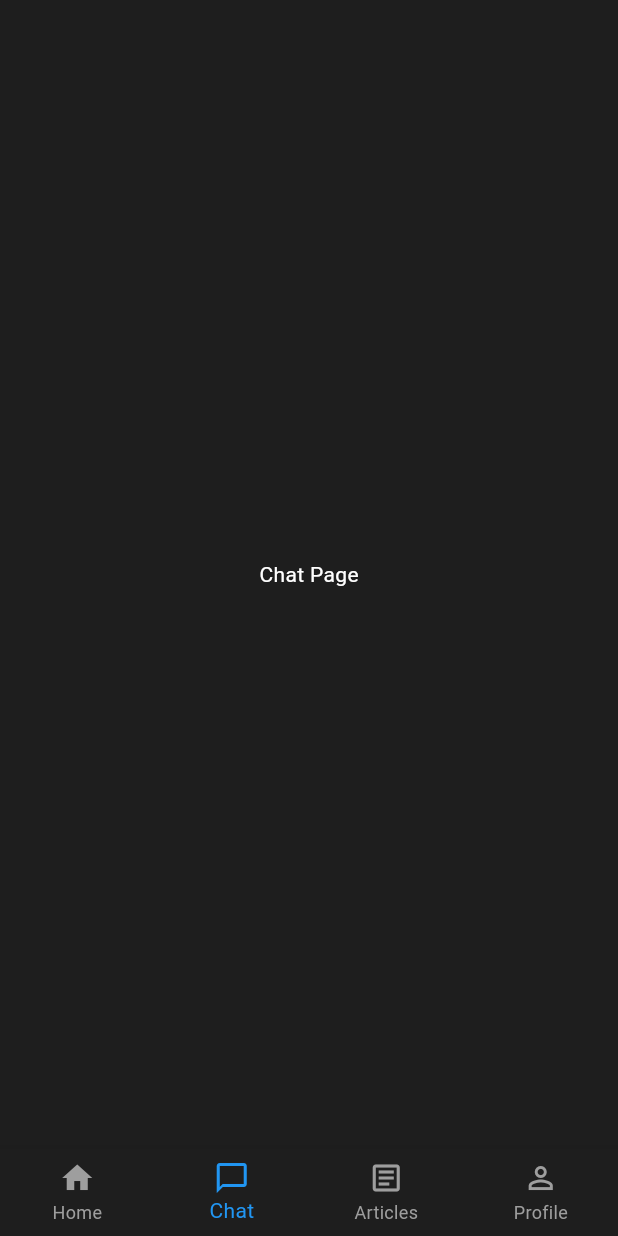
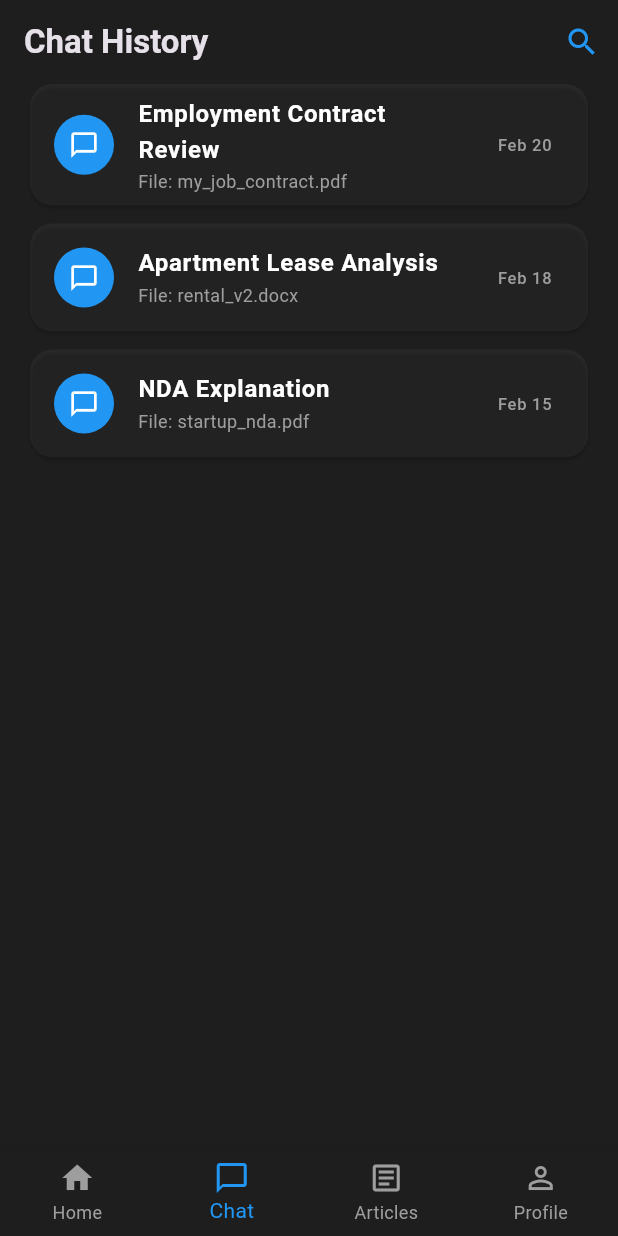
Before and after one commit to rrachxz/RoastedMoon-Legalease-App, a Flutter app: the screen it shows after launch, item 2 of the bottom bar chosen, on a phone screen of 412 x 824 dp. Run offline on Flutter 3.47's test engine with Material 3 defaults, Android fonts, the phone set to English and light mode, and no system bars; our stand-ins replace file_picker, firebase_core, image_picker, shared_preferences; accounts and stored records are empty.

Commit message:
chat history page done

```diff
--- /dev/null
+++ b/lib/screens/chat_history_page.dart
@@ -0,0 +1,106 @@
+import 'package:flutter/material.dart';
+
+class ChatHistoryPage extends StatefulWidget {
+  const ChatHistoryPage({super.key});
+
+  @override
+  State<ChatHistoryPage> createState() => _ChatHistoryPageState();
+}
+
+class _ChatHistoryPageState extends State<ChatHistoryPage> {
+  // This list is what your friend's AI logic will eventually populate
+  final List<Map<String, String>> _allChats = [
+    {"title": "Employment Contract Review", "document": "my_job_contract.pdf", "time": "Feb 20"},
+    {"title": "Apartment Lease Analysis", "document": "rental_v2.docx", "time": "Feb 18"},
+    {"title": "NDA Explanation", "document": "startup_nda.pdf", "time": "Feb 15"},
+  ];
+
+  @override
+  Widget build(BuildContext context) {
+    return Scaffold(
+      backgroundColor: const Color(0xFF1E1E1E),
+      appBar: AppBar(
+        backgroundColor: Colors.transparent,
+        elevation: 0,
+        title: const Text("Chat History", style: TextStyle(fontWeight: FontWeight.bold)),
+        actions: [
+          IconButton(
+            icon: const Icon(Icons.search, color: Colors.blue),
+            onPressed: () {
+              // This connects to the search logic
+              showSearch(context: context, delegate: ChatSearchDelegate(_allChats));
+            },
+          ),
+        ],
+      ),
+      body: Padding(
+        padding: const EdgeInsets.symmetric(horizontal: 20.0), // Your requested margin
+        child: ListView.builder(
+          itemCount: _allChats.length,
+          itemBuilder: (context, index) {
+            final chat = _allChats[index];
+            return Card(
+              color: Colors.white.withOpacity(0.05),
+              margin: const EdgeInsets.only(bottom: 12),
+              shape: RoundedRectangleBorder(borderRadius: BorderRadius.circular(15)),
+              child: ListTile(
+                leading: const CircleAvatar(
+                  backgroundColor: Color(0xFF2196F3),
+                  child: Icon(Icons.chat_bubble_outline, color: Colors.white, size: 20),
+                ),
+                title: Text(
+                  chat['title']!, // The AI summary title
+                  style: const TextStyle(color: Colors.white, fontWeight: FontWeight.bold),
+                ),
+                subtitle: Text(
+                  "File: ${chat['document']}", // The uploaded filename
+                  style: const TextStyle(color: Colors.grey, fontSize: 12),
+                ),
+                trailing: Text(chat['time']!, style: const TextStyle(color: Colors.grey, fontSize: 11)),
+                onTap: () {
+                  // Connects to your friend's ChatBox screen
+                },
+              ),
+            );
+          },
+        ),
+      ),
+    );
+  }
+}
+
+// Search Logic to find previous chats
+class ChatSearchDelegate extends SearchDelegate {
+  final List<Map<String, String>> chats;
+  ChatSearchDelegate(this.chats);
+
+  @override
+  List<Widget>? buildActions(BuildContext context) => [
+    IconButton(icon: const Icon(Icons.clear), onPressed: () => query = '')
+  ];
+
+  @override
+  Widget? buildLeading(BuildContext context) => IconButton(
+    icon: const Icon(Icons.arrow_back),
+    onPressed: () => close(context, null)
+  );
+
+  @override
+  Widget buildResults(BuildContext context) => Container(); // Implement if needed
+
+  @override
+  Widget buildSuggestions(BuildContext context) {
+    final results = chats.where((c) => c['title']!.toLowerCase().contains(query.toLowerCase())).toList();
+    return Container(
+      color: const Color(0xFF1E1E1E),
+      child: ListView.builder(
+        itemCount: results.length,
+        itemBuilder: (context, i) => ListTile(
+          title: Text(results[i]['title']!, style: const TextStyle(color: Colors.white)),
+          subtitle: Text(results[i]['document']!, style: const TextStyle(color: Colors.grey)),
+          onTap: () => close(context, null),
+        ),
+      ),
+    );
+  }
+}
--- a/lib/screens/home_page.dart
+++ b/lib/screens/home_page.dart
@@ -4,6 +4,7 @@ import 'package:image_picker/image_picker.dart';
 import 'package:url_launcher/url_launcher.dart';
 import 'package:shared_preferences/shared_preferences.dart';
 import 'package:roastedmoon_legalease/data/legal_terms.dart';
+import 'package:roastedmoon_legalease/screens/chat_history_page.dart';
 
 class MainNavigation extends StatefulWidget {
   const MainNavigation({super.key});
@@ -18,7 +19,7 @@ class _MainNavigationState extends State<MainNavigation> {
   // 4 main screens from Figma
   static final List<Widget> _pages = [
     const HomeScreenContent(),
-    const Center(child: Text('Chat Page', style: TextStyle(color: Colors.white))),
+    const ChatHistoryPage(),
     const Center(child: Text('Articles Page', style: TextStyle(color: Colors.white))),
     const Center(child: Text('Profile Page', style: TextStyle(color: Colors.white))),
   ];
```
